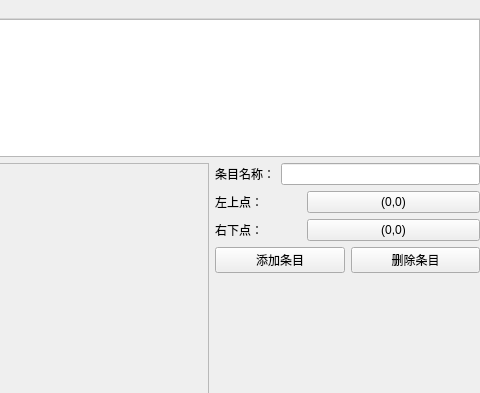
Old version of the form Widgets/ImageTool/mainwindow.ui in the repository ZhengPengqiao/QtStudy; both pictures show x 320 to 800 and y 0 to 393 of the 800 by 600 pixel window.
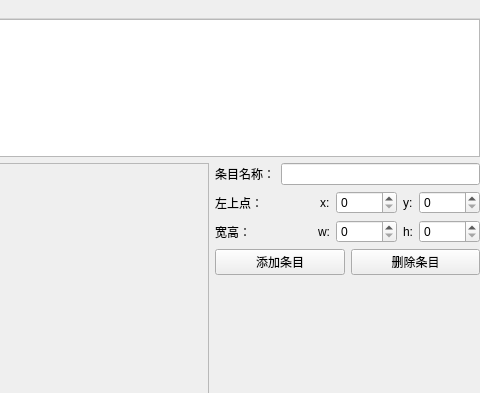
New version of the form.

Diff of the .ui file:
```diff
--- a/Widgets/ImageTool/mainwindow.ui
+++ b/Widgets/ImageTool/mainwindow.ui
@@ -79,7 +79,7 @@
            </layout>
           </item>
           <item>
-           <layout class="QHBoxLayout" name="horizontalLayout_4" stretch="2,4">
+           <layout class="QHBoxLayout" name="horizontalLayout_4" stretch="2,0,0,0,0">
             <item>
              <widget class="QLabel" name="label_LT">
               <property name="text">
@@ -88,27 +88,69 @@
              </widget>
             </item>
             <item>
-             <widget class="QPushButton" name="pushButton_LT">
+             <widget class="QLabel" name="label_2">
               <property name="text">
-               <string>(0,0)</string>
+               <string>x:</string>
+              </property>
+             </widget>
+            </item>
+            <item>
+             <widget class="QSpinBox" name="spinBoxX">
+              <property name="maximum">
+               <number>10000</number>
+              </property>
+             </widget>
+            </item>
+            <item>
+             <widget class="QLabel" name="label_3">
+              <property name="text">
+               <string>y:</string>
+              </property>
+             </widget>
+            </item>
+            <item>
+             <widget class="QSpinBox" name="spinBoxY">
+              <property name="maximum">
+               <number>10000</number>
               </property>
              </widget>
             </item>
            </layout>
           </item>
           <item>
-           <layout class="QHBoxLayout" name="horizontalLayout_3" stretch="2,4">
+           <layout class="QHBoxLayout" name="horizontalLayout_3" stretch="2,0,0,0,0">
             <item>
              <widget class="QLabel" name="label_RB">
               <property name="text">
-               <string>右下点：</string>
+               <string>宽高：</string>
               </property>
              </widget>
             </item>
             <item>
-             <widget class="QPushButton" name="pushButton_RB">
+             <widget class="QLabel" name="label_4">
               <property name="text">
-               <string>(0,0)</string>
+               <string>w:</string>
+              </property>
+             </widget>
+            </item>
+            <item>
+             <widget class="QSpinBox" name="spinBoxW">
+              <property name="maximum">
+               <number>10000</number>
+              </property>
+             </widget>
+            </item>
+            <item>
+             <widget class="QLabel" name="label_5">
+              <property name="text">
+               <string>h:</string>
+              </property>
+             </widget>
+            </item>
+            <item>
+             <widget class="QSpinBox" name="spinBoxH">
+              <property name="maximum">
+               <number>10000</number>
               </property>
              </widget>
             </item>
```
Left out of the diff: 112 changed lines with no effect on the pictures.
